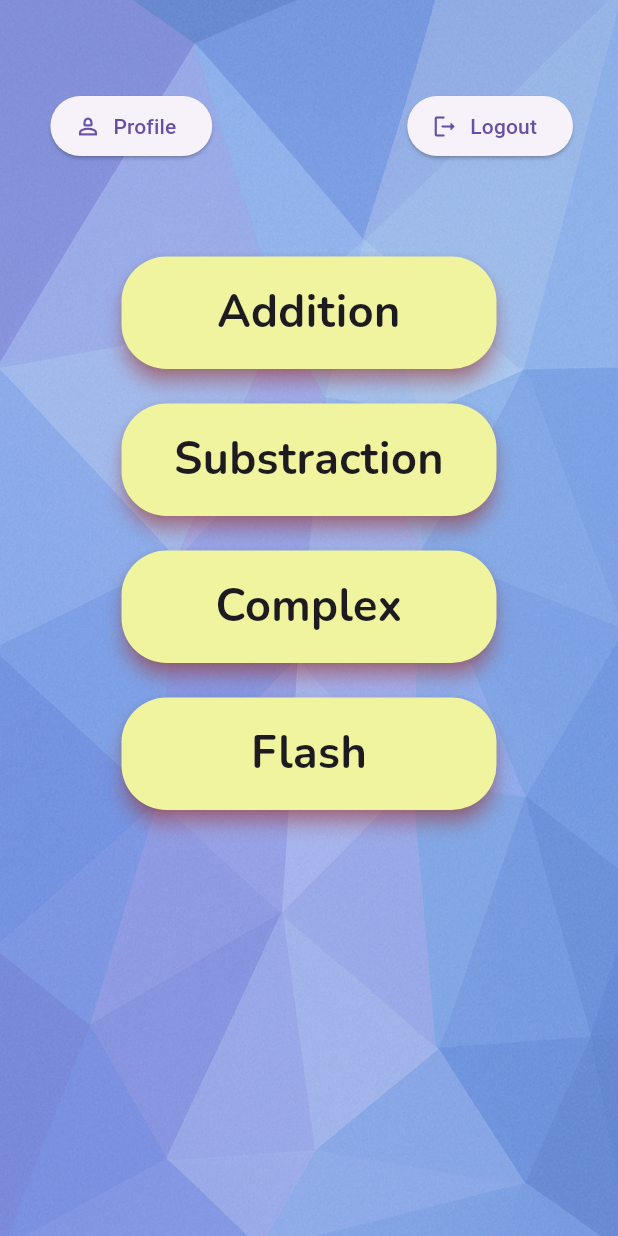
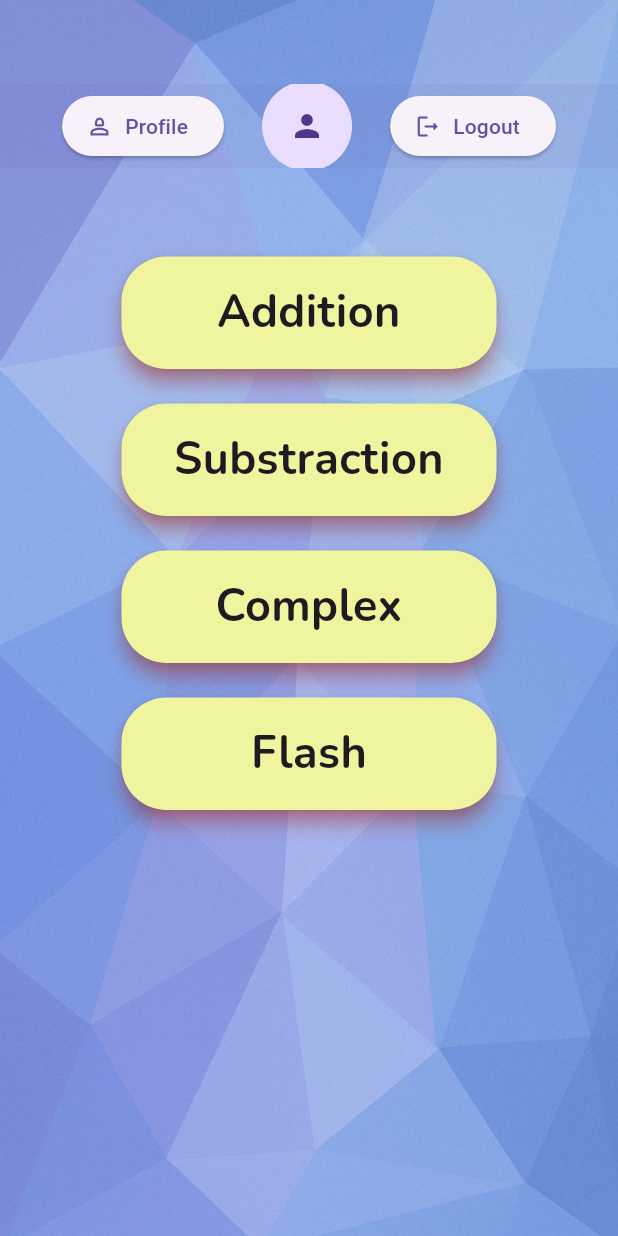
Before and after one commit to SanjiKun-Santhosh/flash_math, a Flutter app: the screen it shows once a user with an empty profile is signed in, after a tap on "Logout", on a phone screen of 412 x 824 dp. Run offline on Flutter 3.47's test engine with Material 3 defaults, Android fonts, the phone set to English and light mode, and no system bars; our stand-ins replace cloud_firestore, confetti, firebase_auth, firebase_core, flutter_spinkit, font_awesome_flutter and 4 more; accounts and stored records are empty; generated files the repository leaves out were written again; network calls fail.

Commit message:
Updated levels for each game

```diff
--- a/lib/games/flash.dart
+++ b/lib/games/flash.dart
@@ -43,7 +43,7 @@ class _FlashState extends State<Flash> {
   double _progressValue = 0.0;
   Timer? _timer;
   bool _isButtonDisabled = false;
-  final String _gameType = GameTypes.complex.name;
+  final String _gameType = GameTypes.flash.name;
   int currentRecord = 0;
   int globalRecord = 0;
   CustomSheets alertDialog = CustomSheets();
--- a/lib/main.dart
+++ b/lib/main.dart
@@ -8,6 +8,7 @@ import 'package:flash_math/screens/template.dart';
 import 'package:flash_math/screens/wrapper.dart';
 import 'package:flash_math/services/auth.dart';
 import 'package:flash_math/services/database.dart';
+import 'package:flash_math/services/hive_Service.dart';
 import 'package:flash_math/shared/constants.dart';
 import 'package:flutter/material.dart';
 import 'package:hive_flutter/adapters.dart';
@@ -36,6 +37,9 @@ void main() async {
           },
           initialData: null,
         ),
+        ChangeNotifierProvider(create: (context){
+          return HiveService();
+        })
       ],
       child: MyApp(),
     ),
--- a/lib/screens/confetti.dart
+++ b/lib/screens/confetti.dart
@@ -32,7 +32,7 @@ class _ConfettiState extends State<Confetti> {
     setState(() {
       _controllerBottomCenter.play();
     });
-    return Align(alignment:Alignment.bottomCenter,
+    return Align(alignment:Alignment.topCenter,
         child:   ConfettiWidget(
           confettiController: _controllerBottomCenter,
           blastDirection: -pi / 2,
--- a/lib/screens/home.dart
+++ b/lib/screens/home.dart
@@ -1,14 +1,11 @@
-import 'package:flash_math/games/levels.dart';
 import 'package:flash_math/screens/listOfGames.dart';
 import 'package:flash_math/screens/loading.dart';
 import 'package:flash_math/screens/template.dart';
 import 'package:flash_math/services/auth.dart';
 import 'package:flutter/material.dart';
 import 'package:provider/provider.dart';
-
-import '../models/user.dart';
 import '../models/user_record.dart';
-import '../services/database.dart';
+import '../services/hive_Service.dart';
 
 class Home extends StatefulWidget {
   const Home({super.key});
@@ -19,48 +16,72 @@ class Home extends StatefulWidget {
 
 class _HomeState extends State<Home> {
   final Auth _auth = Auth();
+
+  @override
+  void initState() {
+    // TODO: implement initSt
+    super.initState();
+    WidgetsBinding.instance.addPostFrameCallback((_){
+      final userRecord = context.read<UserRecord?>();
+      if(userRecord!=null){
+        context.read<HiveService>().loadProfileImage(userRecord.uid);
+      }
+    });
+  }
   @override
   Widget build(BuildContext context) {
+    final userRecord = context.watch<UserRecord?>();
+    final hiveService = context.watch<HiveService>();
+    if (userRecord != null) {
+      return Scaffold(
+        appBar: AppBar(
+          elevation: 3.0,
+          centerTitle: true,
+          backgroundColor: Colors.transparent,
+          title: Row(
+            mainAxisAlignment: MainAxisAlignment.spaceEvenly,
+            children: <Widget>[
 
-    final userRecord = context.watch<UserRecord?>();
-    if (userRecord != null) {
-      return
-        Scaffold(
-            appBar: AppBar(centerTitle: true,
-              backgroundColor: Colors.transparent,
-              actions: <Widget>[
-                Row(mainAxisAlignment: MainAxisAlignment.center,
-                  children: <Widget>[
-                    SizedBox(width: 30,),
-                    ElevatedButton.icon(onPressed: () {
+              ElevatedButton.icon(
+                onPressed: () {
                   setState(() {
                     Navigator.pushNamed(context, "/userProfile");
                   });
                 },
                 icon: Icon(Icons.person_2_outlined),
-                        label: Text("Profile")),
-                    SizedBox(width: 130,),
-                    ElevatedButton.icon(onPressed: () async {
+                label: Text("Profile"),
+              ),
+
+              CircleAvatar(
+                radius: 30,
+                backgroundImage: hiveService.profileImage != null
+                    ? FileImage(hiveService.profileImage!)
+                    : null,
+                child: hiveService.profileImage == null
+                    ? Icon(Icons.person)
+                    : null,
+              ),
+                            ElevatedButton.icon(
+                onPressed: () async {
                   await _auth.signOut();
-                    }, icon: Icon(Icons.logout_rounded), label: Text("Logout")),
-
-                    SizedBox(width: 30,)
-                  ],
-                )
-
-              ],),
-            backgroundColor: Colors.transparent,
-            body: Container(padding: EdgeInsets.fromLTRB(15, 15, 15, 0),
-              margin: EdgeInsets.all(40),
-              child: Column(crossAxisAlignment: CrossAxisAlignment.center,
-                children: [
-                 ListOfGames(fontSize: 30),
+                },
+                icon: Icon(Icons.logout_rounded),
+                label: Text("Logout"),
+              ),
             ],
           ),
-
-            ));
-    }
-    else {
+        ),
+        backgroundColor: Colors.transparent,
+        body: Container(
+          padding: EdgeInsets.fromLTRB(15, 15, 15, 0),
+          margin: EdgeInsets.all(40),
+          child: Column(
+            crossAxisAlignment: CrossAxisAlignment.center,
+            children: [ListOfGames(fontSize: 30)],
+          ),
+        ),
+      );
+    } else {
       return Template(child: Loading());
     }
   }
--- a/lib/services/auth.dart
+++ b/lib/services/auth.dart
@@ -33,7 +33,7 @@ class Auth {
         "addition": "0",
         "substraction": "0",
         "complex": "0",
-        "flash":"0"
+        "flash": "0",
       });
       return _userFromFireBase(user);
     } catch (e) {
@@ -97,7 +97,7 @@ class Auth {
         "addition": "0",
         "substraction": "0",
         "complex": "0",
-        "flash":"0"
+        "flash": "0",
       });
 
       return _userFromFireBase(user);
@@ -119,8 +119,7 @@ class Auth {
   }
 
   Future updateUserEmailAndPassword(String email, String password) async {
-        if (await _checkAnonymousUser() == false) {
-
+    if (await _checkAnonymousUser() == false) {
       try {
         User? user = _auth.currentUser;
         String? currentEmail = user?.email;
@@ -189,10 +188,6 @@ class Auth {
     final UserCredential userCredential = await _auth.signInWithCredential(
       credential,
     );
-    final User user = userCredential.user!;
-    await DatabaseService(
-      uid: user.uid,
-    ).addUserData("Player", {"addition": "0", "substraction": "0","complex":"0","flash":"0"});
     return userCredential;
   }
 
@@ -203,8 +198,15 @@ class Auth {
         scopeHint: ['email'],
       );
       final UserCredential userCredential = await _googleSignInSupport(account);
+      final User user = userCredential.user!;
+      await DatabaseService(uid: user.uid).addUserData("Player", {
+        "addition": "0",
+        "substraction": "0",
+        "complex": "0",
+        "flash": "0",
+      });
 
-      return _userFromFireBase(userCredential.user);
+      return _userFromFireBase(user);
     } on GoogleSignInException catch (e) {
       print(
         'Google Sign In error: code: ${e.code.name} description:${e.description} details:${e.details}, error: $e',
--- /dev/null
+++ b/lib/services/hive_Service.dart
@@ -0,0 +1,27 @@
+
+import 'dart:collection';
+import 'dart:io';
+
+import 'package:flash_math/models/storage_hive_model.dart';
+import 'package:flutter/cupertino.dart';
+import 'package:hive/hive.dart';
+
+import '../shared/constants.dart';
+
+class HiveService extends ChangeNotifier{
+  final List<UserHiveStorage> _userHiveStorage=[];
+  UnmodifiableListView<UserHiveStorage> get userHiveStorage => UnmodifiableListView(_userHiveStorage);
+  final Box<UserHiveStorage> _hiveStorage = Hive.box<UserHiveStorage>(userHiveBox);
+File? _profileImage;
+File? get profileImage => _profileImage;
+  Future<void> loadProfileImage(String userId) async {
+    final UserHiveStorage? userFromHive = _hiveStorage.get(userId);
+    if (userFromHive != null && userFromHive.profilePicture.isNotEmpty) {
+        _profileImage = File(userFromHive.profilePicture);
+
+    }else{
+      _profileImage=null;
+    }
+    notifyListeners();
+  }
+}
--- a/lib/shared/constants.dart
+++ b/lib/shared/constants.dart
@@ -9,7 +9,7 @@ class ImageGallery {
   static const profilePicture= "assets/images/default_profile_picture.jpg";
 }
 
-enum GameTypes { addition, substraction ,complex}
+enum GameTypes { addition, substraction ,complex,flash}
 class GameOutputTexts{
   static const personalBest="Your personal best is ";
   static const timeOverMsg="Time over!!";
```
Lines whose indentation alone changed are shown as unchanged.
